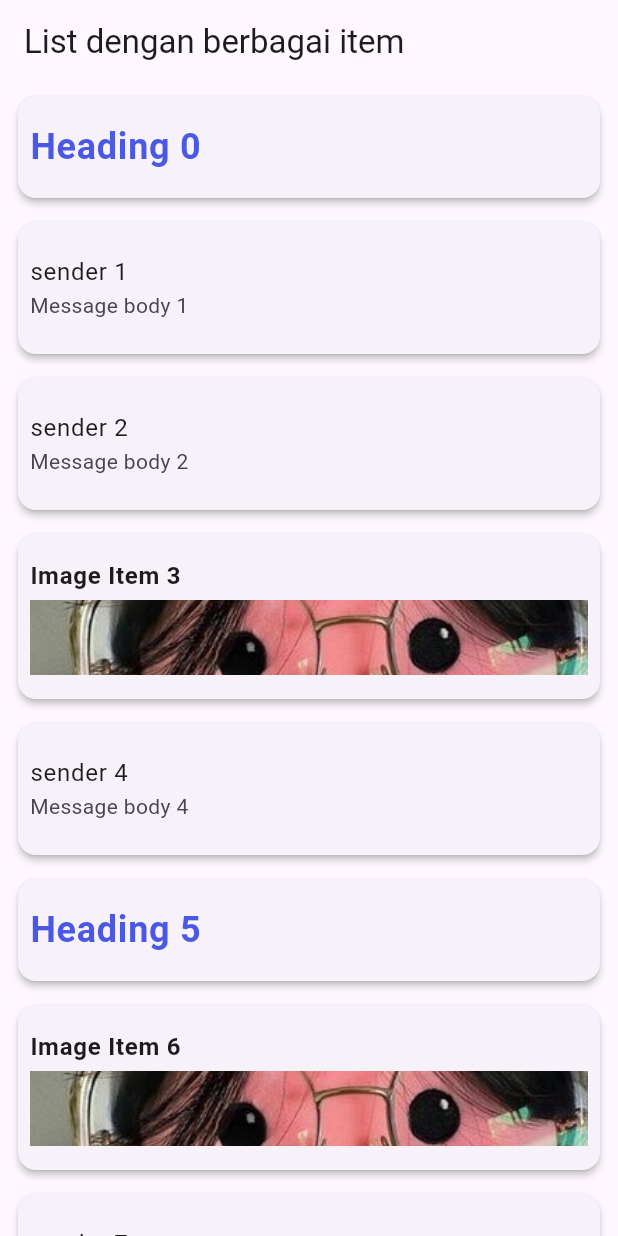
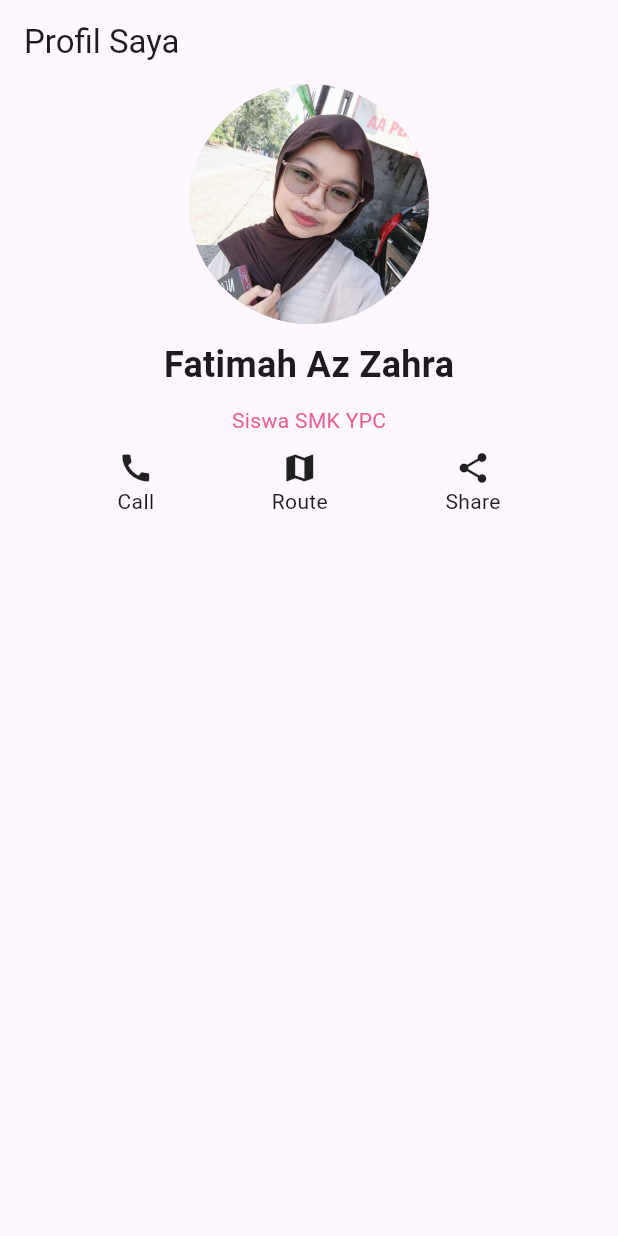
Before and after one commit to Fatimah2692-lab/ppbfatimah, a Flutter app: the screen it shows after launch, on a phone screen of 412 x 824 dp. Run offline on Flutter 3.47's test engine with Material 3 defaults, Android fonts, the phone set to English and light mode, and no system bars.

```diff
--- /dev/null
+++ b/lib/Layout_Widget.dart
@@ -0,0 +1,49 @@
+import 'package:flutter/material.dart';
+
+class LayoutWidget extends StatelessWidget {
+  const LayoutWidget({super.key});
+
+  @override
+  Widget build(BuildContext context) {
+    return Scaffold(
+      appBar: AppBar(
+        title: const Text('Profil Saya'),//Judul Appbar
+      ),
+      body: Column(
+        children:[
+         const CircleAvatar(
+            radius: 80,
+            backgroundImage: AssetImage('image/fm.jpg'),
+          ),//Gambar
+
+          const SizedBox(height: 10),//Spasi Vertikal
+
+          //Judul Utama
+          const Text(
+            'Fatimah Az Zahra',
+            style: TextStyle(fontSize: 24,fontWeight: FontWeight.bold),
+          ),
+          const SizedBox(height: 10),
+
+          //Subjudul
+          const Text(
+            'Siswa SMK YPC',
+             style: TextStyle(color: Color.fromARGB(255, 234, 98, 144),),
+          ),
+
+          const SizedBox(height: 10),//Spasi Sebelum Icon
+
+          //Baris Icon dan Label
+          const Row(
+            mainAxisAlignment: MainAxisAlignment.spaceEvenly,
+            children: [
+              Column(children: [Icon(Icons.call),Text('Call')]),
+              Column(children: [Icon(Icons.map),Text('Route')]),
+              Column(children: [Icon(Icons.share),Text('Share')]),
+            ],
+          ),
+        ],
+      ),
+    );
+  }
+}
--- a/lib/main.dart
+++ b/lib/main.dart
@@ -1,5 +1,5 @@
 import 'package:flutter/material.dart';
-import 'package:flutter_1/tugas.dart';
+import 'package:flutter_1/Layout_Widget.dart';
 
 void main() {
   runApp(const MainApp());
@@ -13,7 +13,7 @@ class MainApp extends StatelessWidget {
     return const MaterialApp(
       title: "aplikasi flutter",
       debugShowCheckedModeBanner: false,
-      home: tugas(),
+      home: LayoutWidget(),
     );
   }
 }
--- a/pubspec.yaml
+++ b/pubspec.yaml
@@ -19,3 +19,4 @@ flutter:
   uses-material-design: true
   assets:
   - image/loopy.jpg
+  - image/fm.jpg
```
Also changed, not shown: lib/Layout_ListviewH.dart (added, +25 -0 lines), lib/Layout_ListviewV.dart (added, +27 -0 lines), image/fm.jpg (added), 4 other files.
